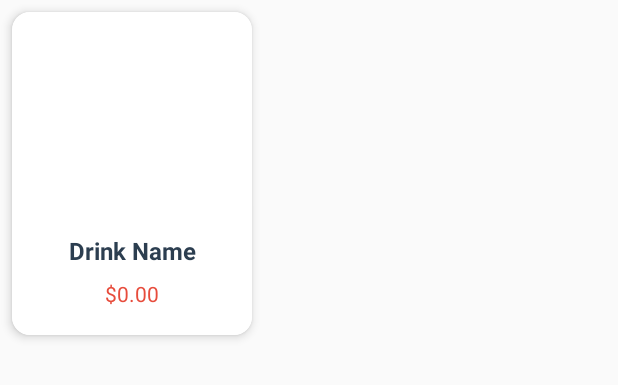
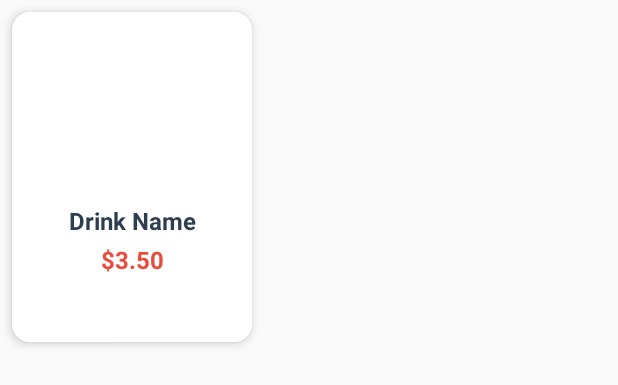
Before and after one commit to Hoshino2004/TinkDrao, an Android app: the layout item_drink.xml on its own in the app's theme, with its tools: preview values and no code run, on a phone screen of 412 x 824 dp. Shown: the top 385 px of the screen. Run offline under Robolectric (Android 15) with nearby library versions, the light colour scheme and no system bars.

Commit message:
New commit 5

```diff
--- a/app/src/main/java/com/example/tinkdrao/MainActivity.java
+++ b/app/src/main/java/com/example/tinkdrao/MainActivity.java
@@ -1,9 +1,12 @@
 package com.example.tinkdrao;
 
+import android.graphics.Paint;
 import android.os.Bundle;
 
 import androidx.appcompat.app.AppCompatActivity;
 import android.os.Bundle;
+import android.widget.TextView;
+
 import androidx.appcompat.app.AppCompatActivity;
 import androidx.recyclerview.widget.LinearLayoutManager;
 import androidx.recyclerview.widget.RecyclerView;
--- a/app/src/main/res/layout/item_drink.xml
+++ b/app/src/main/res/layout/item_drink.xml
@@ -3,7 +3,7 @@
     xmlns:android="http://schemas.android.com/apk/res/android"
     xmlns:card_view="http://schemas.android.com/apk/res-auto"
     android:layout_width="160dp"
-    android:layout_height="215dp"
+    android:layout_height="220dp"
     card_view:cardCornerRadius="12dp"
     card_view:cardElevation="4dp"
     android:layout_margin="8dp">
@@ -18,7 +18,7 @@
         <ImageView
             android:id="@+id/drinkImage"
             android:layout_width="match_parent"
-            android:layout_height="140dp"
+            android:layout_height="120dp"
             android:scaleType="fitXY"
             android:contentDescription="Drink Image"/>
 
@@ -31,17 +31,35 @@
             android:textSize="16sp"
             android:textStyle="bold"
             android:textColor="#2C3E50"
-            android:padding="8dp"
+            android:paddingHorizontal="8dp"
+            android:paddingTop="8dp"
+            android:paddingBottom="4dp"
             android:gravity="center"/>
 
-        <!-- Giá -->
+        <!-- Giá gốc (bị gạch ngang) -->
         <TextView
-            android:id="@+id/drinkPrice"
+            android:id="@+id/drinkOriginalPrice"
             android:layout_width="match_parent"
             android:layout_height="wrap_content"
-            android:text="$0.00"
-            android:textSize="14sp"
+            android:text="$4.00"
+            android:textSize="12sp"
+            android:textColor="#7F8C8D"
+            android:gravity="center"
+            android:paddingHorizontal="8dp"
+            android:visibility="gone"/>
+
+        <!-- Giá đã giảm -->
+        <TextView
+            android:id="@+id/drinkDiscountedPrice"
+            android:layout_width="match_parent"
+            android:layout_height="wrap_content"
+            android:text="$3.50"
+            android:textSize="16sp"
+            android:textStyle="bold"
             android:textColor="#E74C3C"
-            android:gravity="center"/>
+            android:gravity="center"
+            android:paddingHorizontal="8dp"
+            android:paddingBottom="8dp"/>
+
     </LinearLayout>
 </androidx.cardview.widget.CardView>
```
Also changed, not shown: app/src/main/java/com/example/tinkdrao/adapter/DrinkAdapter.java (+18 -4 lines), app/src/main/java/com/example/tinkdrao/model/Drink.java (+11 -5 lines).
